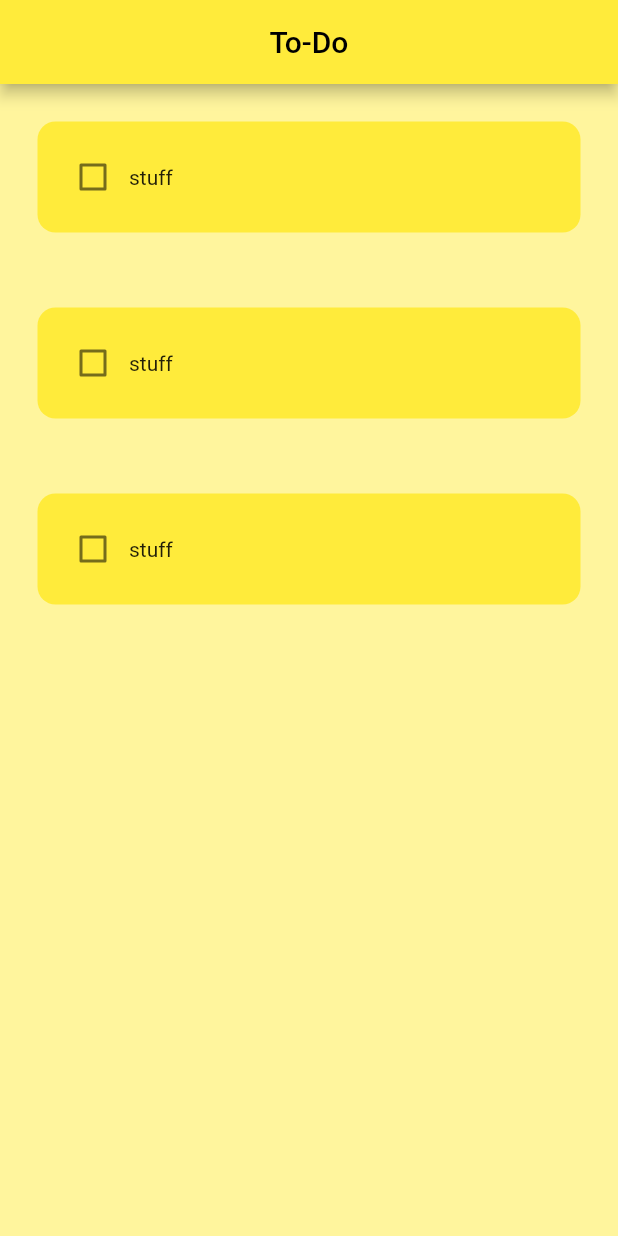
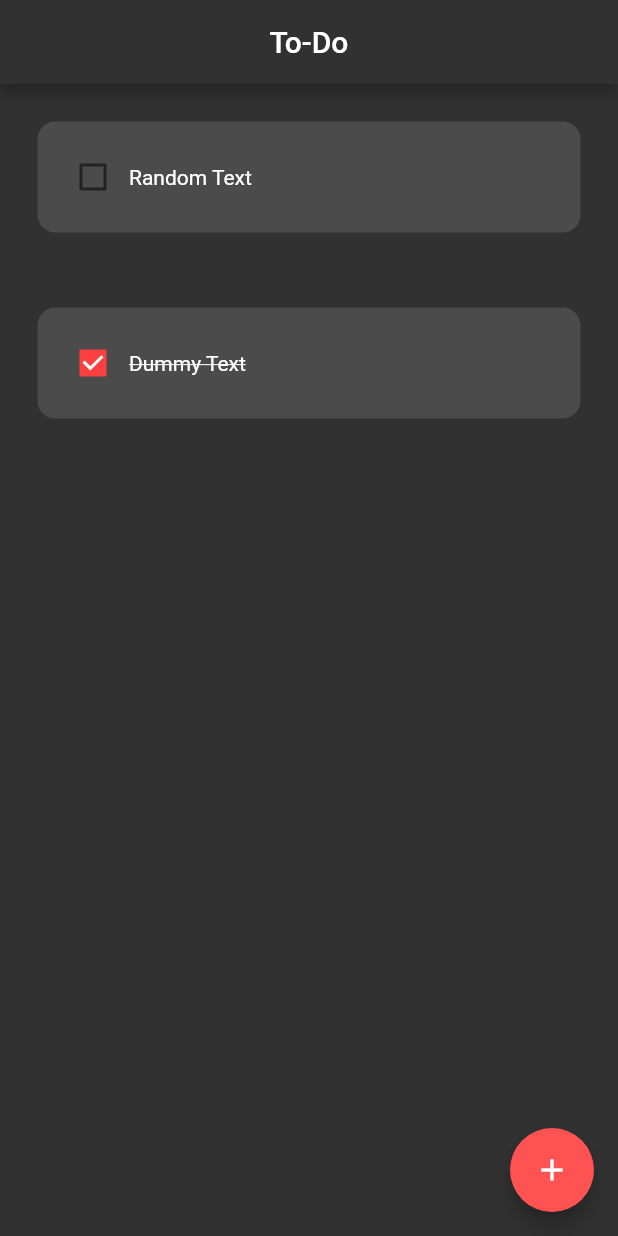
Before and after one commit to RedBaron1918/ToDo_Flutter, a Flutter app: the screen it shows after launch, on a phone screen of 412 x 824 dp. Run offline on Flutter 3.47's test engine with Material 2 defaults, Android fonts, the phone set to English and light mode, and no system bars; drawn by our look-alikes of flutter_slidable; our stand-ins replace hive_flutter; accounts and stored records are empty.

Commit message:
made little changes

```diff
--- /dev/null
+++ b/lib/data/data.dart
@@ -0,0 +1,22 @@
+import 'package:hive_flutter/hive_flutter.dart';
+
+class ToDoDataBase {
+  List toDoList = [];
+
+  final _myBox = Hive.box('mybox');
+
+  void createInitialData() {
+    toDoList = [
+      ["Random Text", false],
+      ["Dummy Text", true],
+    ];
+  }
+
+  void loadData() {
+    toDoList = _myBox.get("TODOLIST");
+  }
+
+  void updateDataBase() {
+    _myBox.put("TODOLIST", toDoList);
+  }
+}
--- a/lib/main.dart
+++ b/lib/main.dart
@@ -1,20 +1,23 @@
 import 'package:flutter/material.dart';
+import 'package:hive_flutter/hive_flutter.dart';
 import 'package:todoapp/widget/app.dart';
 
-void main() {
+void main() async {
+  await Hive.initFlutter();
+
+  var box = await Hive.openBox('mybox');
+
   runApp(const MyApp());
 }
 
 class MyApp extends StatelessWidget {
   const MyApp({super.key});
 
-  // This widget is the root of your application.
   @override
   Widget build(BuildContext context) {
-    return MaterialApp(
+    return const MaterialApp(
       debugShowCheckedModeBanner: false,
-      theme: ThemeData(primarySwatch: Colors.yellow),
-      home: const App(),
+      home: App(),
     );
   }
 }
--- a/lib/widget/app.dart
+++ b/lib/widget/app.dart
@@ -1,4 +1,7 @@
 import 'package:flutter/material.dart';
+import 'package:hive_flutter/hive_flutter.dart';
+import 'package:todoapp/data/data.dart';
+import 'package:todoapp/widget/dialog_widget.dart';
 import 'package:todoapp/widget/tile_widget.dart';
 
 class App extends StatefulWidget {
@@ -9,32 +12,83 @@ class App extends StatefulWidget {
 }
 
 class _AppState extends State<App> {
-  List toDoList = [
-    ["stuff", false],
-    ["stuff", false],
-    ["stuff", false],
-  ];
+  final _myBox = Hive.box('mybox');
+  ToDoDataBase db = ToDoDataBase();
+
+  final _controller = TextEditingController();
+
+  @override
+  void initState() {
+    if (_myBox.get("TODOLIST") == null) {
+      db.createInitialData();
+    } else {
+      db.loadData();
+    }
+    super.initState();
+  }
+
   void checkBoxChanged(bool? value, int index) {
     setState(() {
-      toDoList[index][1] = !toDoList[index][1];
+      db.toDoList[index][1] = !db.toDoList[index][1];
     });
+    db.updateDataBase();
+  }
+
+  void saveTask() {
+    if (_controller.text.isNotEmpty) {
+      setState(() {
+        db.toDoList.add([_controller.text, false]);
+        _controller.text = '';
+        Navigator.of(context).pop();
+      });
+      db.updateDataBase();
+    }
+  }
+
+  void deleteTask(int index) {
+    setState(() {
+      db.toDoList.removeAt(index);
+    });
+    db.updateDataBase();
+  }
+
+  void createTask() {
+    showDialog(
+      context: context,
+      builder: (context) {
+        return DialogWidget(
+          controller: _controller,
+          onCancel: () {
+            Navigator.of(context).pop();
+          },
+          onSave: saveTask,
+        );
+      },
+    );
   }
 
   @override
   Widget build(BuildContext context) {
     return Scaffold(
-        backgroundColor: Colors.yellow[200],
+        backgroundColor: const Color.fromARGB(255, 49, 49, 49),
         appBar: AppBar(
-          title: Text("To-Do"),
+          backgroundColor: const Color.fromARGB(255, 49, 49, 49),
+          title: const Text("To-Do"),
           centerTitle: true,
         ),
+        floatingActionButton: FloatingActionButton(
+          backgroundColor: Colors.redAccent,
+          onPressed: createTask,
+          child: const Icon(Icons.add),
+        ),
         body: ListView.builder(
-          itemCount: toDoList.length,
+          itemCount: db.toDoList.length,
           itemBuilder: (context, index) {
-            var itemindex = toDoList[index];
+            var itemindex = db.toDoList[index];
             return TileWidget(
                 onChanged: (value) => checkBoxChanged(value, index),
                 taskCompleted: itemindex[1],
+                deleteFunction: (context) => deleteTask(index),
                 taskname: itemindex[0]);
           },
         ));
--- /dev/null
+++ b/lib/widget/button_widget.dart
@@ -0,0 +1,19 @@
+import 'package:flutter/material.dart';
+
+class ButtonWidget extends StatelessWidget {
+  final String text;
+  final VoidCallback onPressed;
+  const ButtonWidget({required this.text, required this.onPressed, super.key});
+
+  @override
+  Widget build(BuildContext context) {
+    return MaterialButton(
+      onPressed: onPressed,
+      color: Colors.redAccent,
+      child: Text(
+        text,
+        style: const TextStyle(color: Colors.white),
+      ),
+    );
+  }
+}
--- a/lib/widget/tile_widget.dart
+++ b/lib/widget/tile_widget.dart
@@ -1,11 +1,14 @@
 import 'package:flutter/material.dart';
+import 'package:flutter_slidable/flutter_slidable.dart';
 
 class TileWidget extends StatelessWidget {
   final String taskname;
   final bool taskCompleted;
-  Function(bool?)? onChanged;
-  TileWidget(
+  final Function(bool?)? onChanged;
+  final Function(BuildContext)? deleteFunction;
+  const TileWidget(
       {super.key,
+      required this.deleteFunction,
       required this.onChanged,
       required this.taskCompleted,
       required this.taskname});
@@ -14,17 +17,41 @@ class TileWidget extends StatelessWidget {
   Widget build(BuildContext context) {
     return Padding(
       padding: const EdgeInsets.all(25),
+      child: Slidable(
+        endActionPane: ActionPane(
+          motion: const StretchMotion(),
+          children: [
+            SlidableAction(
+              onPressed: deleteFunction,
+              icon: Icons.delete,
+              backgroundColor: Colors.redAccent,
+              borderRadius: BorderRadius.circular(12),
+            )
+          ],
+        ),
         child: Container(
           padding: const EdgeInsets.all(13),
           decoration: BoxDecoration(
-          color: Colors.yellow,
+            color: const Color.fromARGB(255, 75, 75, 75),
             borderRadius: BorderRadius.circular(12),
           ),
           child: Row(
             children: [
-            Checkbox(value: taskCompleted, onChanged: onChanged),
-            Text(taskname)
+              Checkbox(
+                value: taskCompleted,
+                onChanged: onChanged,
+                activeColor: const Color.fromARGB(255, 252, 64, 64),
+              ),
+              Text(
+                taskname,
+                style: TextStyle(
+                    color: Colors.white,
+                    decoration: taskCompleted
+                        ? TextDecoration.lineThrough
+                        : TextDecoration.none),
+              )
             ],
+          ),
         ),
       ),
     );
--- a/pubspec.yaml
+++ b/pubspec.yaml
@@ -35,6 +35,9 @@ dependencies:
   # The following adds the Cupertino Icons font to your application.
   # Use with the CupertinoIcons class for iOS style icons.
   cupertino_icons: ^1.0.2
+  flutter_slidable: ^3.0.0
+  hive: ^2.2.3
+  hive_flutter: ^1.1.0
 
 dev_dependencies:
   flutter_test:
@@ -46,6 +49,8 @@ dev_dependencies:
   # package. See that file for information about deactivating specific lint
   # rules and activating additional ones.
   flutter_lints: ^2.0.0
+  hive_generator: ^2.0.0
+  build_runner: ^2.3.3
 
 # For information on the generic Dart part of this file, see the
 # following page: https://dart.dev/tools/pub/pubspec
```
Also changed, not shown: lib/widget/dialog_widget.dart (added, +51 -0 lines), pubspec.lock, 2 other files. Lines whose indentation alone changed are shown as unchanged.
